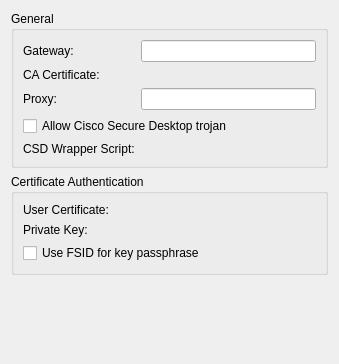
First picture: the form in vpn/openconnect/openconnectprop.ui, repository KDE/plasma-nm, before the edit.
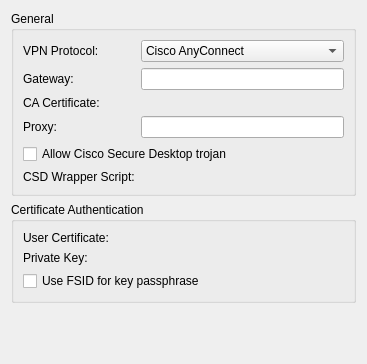
Second picture: the form after the edit. Custom widgets are drawn as their Qt base class.

Commit message: Openconnect: Add option to select protocol

What changed in the file:
```diff
--- a/vpn/openconnect/openconnectprop.ui
+++ b/vpn/openconnect/openconnectprop.ui
@@ -26,7 +26,7 @@
       <property name="verticalSpacing">
        <number>6</number>
       </property>
-      <item row="0" column="0">
+      <item row="1" column="0">
        <widget class="QLabel" name="label_4">
         <property name="text">
          <string>Gateway:</string>
@@ -36,10 +36,10 @@
         </property>
        </widget>
       </item>
-      <item row="0" column="1">
+      <item row="1" column="1">
        <widget class="QLineEdit" name="leGateway"/>
       </item>
-      <item row="1" column="0">
+      <item row="2" column="0">
        <widget class="QLabel" name="label">
         <property name="text">
          <string>CA Certificate:</string>
@@ -56,7 +56,7 @@
         </property>
        </widget>
       </item>
-      <item row="2" column="0">
+      <item row="3" column="0">
        <widget class="QLabel" name="label_2">
         <property name="text">
          <string>Proxy:</string>
@@ -66,10 +66,10 @@
         </property>
        </widget>
       </item>
-      <item row="2" column="1">
+      <item row="3" column="1">
        <widget class="QLineEdit" name="leProxy"/>
       </item>
-      <item row="4" column="0">
+      <item row="5" column="0">
        <widget class="QLabel" name="label_3">
         <property name="text">
          <string>CSD Wrapper Script:</string>
@@ -79,7 +79,7 @@
         </property>
        </widget>
       </item>
-      <item row="3" column="0" colspan="2">
+      <item row="4" column="0" colspan="2">
        <widget class="QCheckBox" name="chkAllowTrojan">
         <property name="text">
          <string>Allow Cisco Secure Desktop trojan</string>
@@ -89,6 +89,33 @@
       <item row="4" column="1">
        <widget class="KUrlRequester" name="leCsdWrapperScript"/>
       </item>
+      <item row="0" column="0">
+       <widget class="QLabel" name="label_7">
+        <property name="text">
+         <string>VPN Protocol:</string>
+        </property>
+       </widget>
+      </item>
+      <item row="0" column="1">
+       <widget class="QComboBox" name="cmbProtocol">
+        <property name="sizePolicy">
+         <sizepolicy hsizetype="MinimumExpanding" vsizetype="MinimumExpanding">
+          <horstretch>0</horstretch>
+          <verstretch>0</verstretch>
+         </sizepolicy>
+        </property>
+        <item>
+         <property name="text">
+          <string>Cisco AnyConnect</string>
+         </property>
+        </item>
+        <item>
+         <property name="text">
+          <string>Juniper/Pulse Network Connect</string>
+         </property>
+        </item>
+       </widget>
+      </item>
      </layout>
     </widget>
    </item>
```
Left out of the diff: 4 changed lines with no effect on the pictures. The commit also changes 1 other file.
